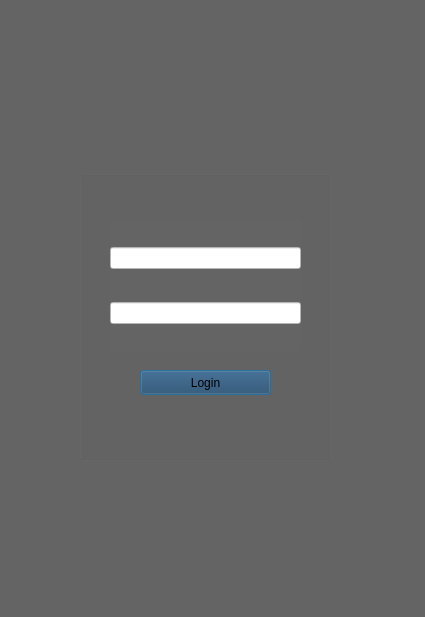
Old version of the form login.ui in the repository dndrade/CSC211H_Thamires-Andrade_HonorsProject_Spring2021.
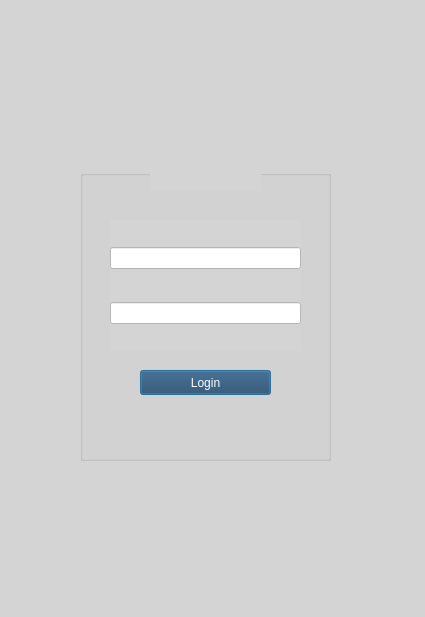
New version of the form. Icons and pictures are not drawn.

Patch:
```diff
--- a/login.ui
+++ b/login.ui
@@ -14,7 +14,8 @@
    <string>Dialog</string>
   </property>
   <property name="styleSheet">
-   <string notr="true">background-color: rgb(100, 100, 100);</string>
+   <string notr="true">background-color: rgb(100, 100, 100);
+background-color: rgb(212, 212, 212);</string>
   </property>
   <widget class="QGroupBox" name="groupBox">
    <property name="geometry">
@@ -38,7 +39,8 @@
      </rect>
     </property>
     <property name="styleSheet">
-     <string notr="true">background-color: rgb(33, 68, 100);</string>
+     <string notr="true">background-color: rgb(33, 68, 100);
+color: rgb(255, 255, 255);</string>
     </property>
     <property name="text">
      <string>Login</string>
@@ -59,6 +61,9 @@
        <property name="styleSheet">
         <string notr="true">background-color: rgb(255, 255, 255);</string>
        </property>
+       <property name="alignment">
+        <set>Qt::AlignLeading|Qt::AlignLeft|Qt::AlignVCenter</set>
+       </property>
       </widget>
      </item>
      <item>
@@ -77,9 +82,9 @@
   <widget class="QLabel" name="label">
    <property name="geometry">
     <rect>
-     <x>140</x>
-     <y>80</y>
-     <width>121</width>
+     <x>150</x>
+     <y>100</y>
+     <width>111</width>
      <height>91</height>
     </rect>
    </property>
```
Left out of the diff: 2 changed lines with no effect on the pictures.
